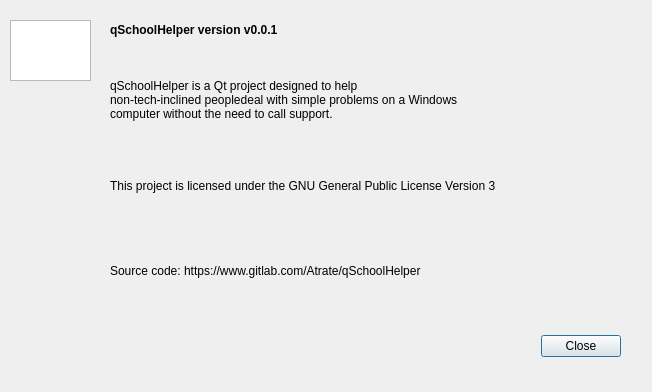
Above: ui/about_dialog.ui from Atrate/qSchoolHelper before the change. Below: the same form after it.
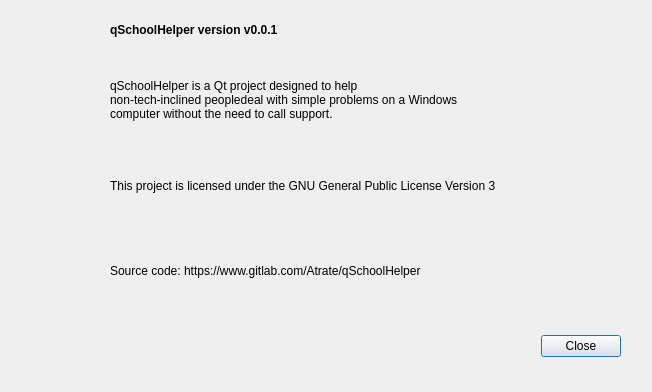
That is the form after the change. Icons and pictures are not drawn.

The edit to the form file:
```diff
--- a/ui/about_dialog.ui
+++ b/ui/about_dialog.ui
@@ -48,16 +48,6 @@
     <string>qSchoolHelper version v0.0.1</string>
    </property>
   </widget>
-  <widget class="QGraphicsView" name="icon">
-   <property name="geometry">
-    <rect>
-     <x>10</x>
-     <y>20</y>
-     <width>81</width>
-     <height>61</height>
-    </rect>
-   </property>
-  </widget>
   <widget class="QWidget" name="verticalLayoutWidget">
    <property name="geometry">
     <rect>
@@ -102,6 +92,25 @@
     </item>
    </layout>
   </widget>
+  <widget class="QLabel" name="label_icon">
+   <property name="geometry">
+    <rect>
+     <x>20</x>
+     <y>30</y>
+     <width>71</width>
+     <height>71</height>
+    </rect>
+   </property>
+   <property name="text">
+    <string/>
+   </property>
+   <property name="pixmap">
+    <pixmap>../data/icons/icon.png</pixmap>
+   </property>
+   <property name="scaledContents">
+    <bool>true</bool>
+   </property>
+  </widget>
  </widget>
  <resources/>
  <connections>
```
Left out of the diff: 2 changed lines with no effect on the pictures.
